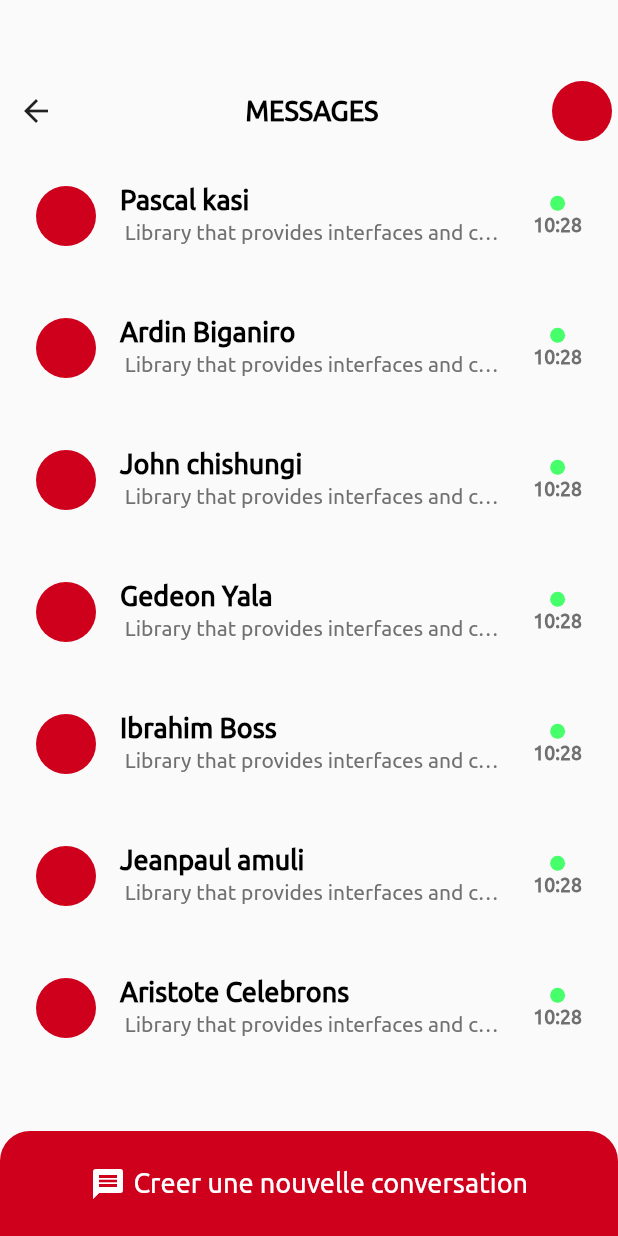
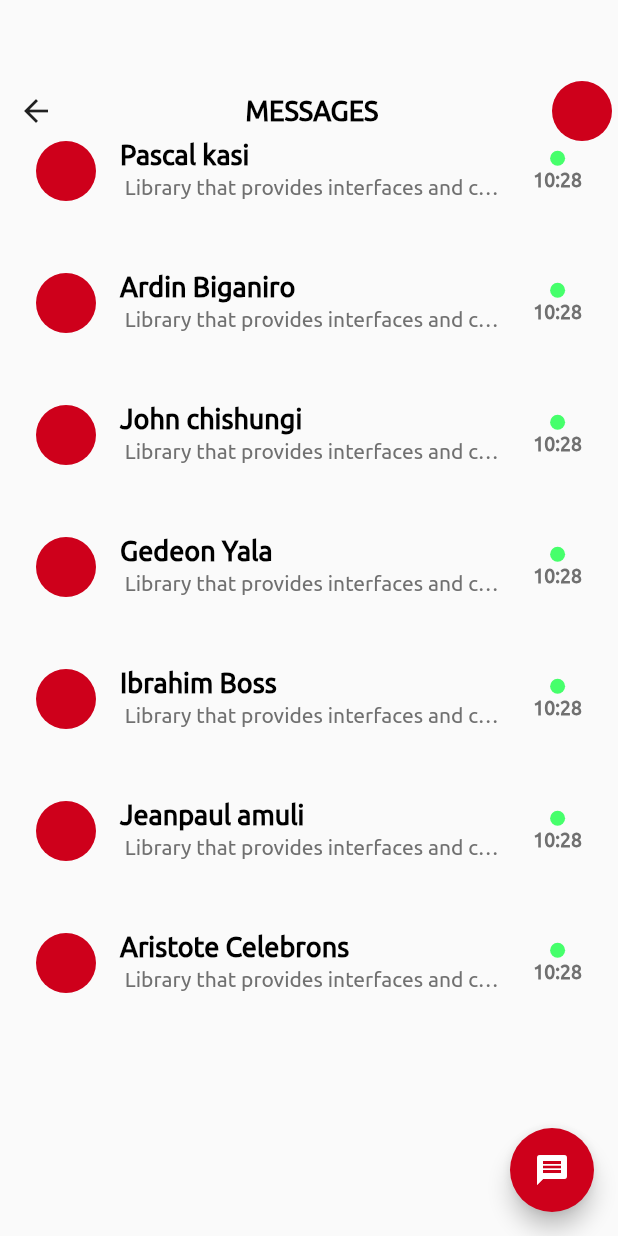
Before and after one commit to chizakasipascal/MobileAppChat, a Flutter app: the screen it shows after launch, on a phone screen of 412 x 824 dp. Run offline on Flutter 3.47's test engine with Material 2 defaults, Android fonts, the phone set to English and light mode, and no system bars; project files that could hold a hidden picture were left out.

Commit message:
home screen

```diff
--- a/lib/src/constants/routes.dart
+++ b/lib/src/constants/routes.dart
@@ -5,9 +5,10 @@ class Routes {
   Routes._();
 
   static const String home = '/home';
-  static const String ressource = '/ressource';
+  static const String conversation = '/conversation';
 
   static final routes = <String, WidgetBuilder>{
     home: (BuildContext context) => HomeScreen(),
+    conversation: (BuildContext context) => Conversation(),
   };
 }
--- a/lib/src/views/screens/home/chat_screen.dart
+++ b/lib/src/views/screens/home/conversation_screen.dart
@@ -1,6 +1,6 @@
 import 'package:flutter/material.dart';
 
-class ChatsScreen extends StatelessWidget {
+class Conversation extends StatelessWidget {
   @override
   Widget build(BuildContext context) {
     return Scaffold(
--- a/lib/src/views/screens/home/home_screen.dart
+++ b/lib/src/views/screens/home/home_screen.dart
@@ -1,3 +1,4 @@
+import 'package:MobileAppChat/src/constants/routes.dart';
 import 'package:MobileAppChat/src/models/message.dart';
 import 'package:MobileAppChat/src/models/message_list.dart';
 import 'package:MobileAppChat/src/utils/colors.dart';
@@ -26,10 +27,11 @@ class _HomeScreenState extends State<HomeScreen> {
           ),
           SizedBox(height: 50),
           Padding(
-            padding: const EdgeInsets.only(top: 100),
+            padding: const EdgeInsets.only(top: 70),
             child: Container(
               child: messages.length > 0
                   ? ListView.builder(
+                      physics: BouncingScrollPhysics(),
                       itemCount: messages.length,
                       itemBuilder: (BuildContext context, int index) {
                         return Padding(
@@ -129,37 +131,13 @@ class _HomeScreenState extends State<HomeScreen> {
           )
         ],
       ),
-      bottomNavigationBar: GestureDetector(
-        onTap: () {
-          print("New message");
+      floatingActionButton: FloatingActionButton(
+        onPressed: () {
+          Navigator.pushNamed(context, Routes.conversation);
         },
-        child: Container(
-          width: size.width,
-          height: 70,
-          decoration: BoxDecoration(
-            color: RedColor,
-            borderRadius: BorderRadius.only(
-              topLeft: Radius.circular(20),
-              topRight: Radius.circular(20),
-            ),
-          ),
-          child: Row(
-            mainAxisAlignment: MainAxisAlignment.center,
-            children: [
-              Icon(
-                Icons.message,
-                color: WhiteColor,
-              ),
-              SizedBox(width: 5),
-              Text(
-                "Creer une nouvelle conversation",
-                style: TextStyle(
-                  color: WhiteColor,
-                  fontSize: 18.0,
-                ),
-              ),
-            ],
-          ),
+        child: Icon(
+          Icons.message,
+          color: WhiteColor,
         ),
       ),
     );
--- a/lib/src/views/screens/screens.dart
+++ b/lib/src/views/screens/screens.dart
@@ -1,2 +1,3 @@
 export 'splash/splash_screen.dart';
 export 'home/home_screen.dart';
+export 'home/conversation_screen.dart';
```
